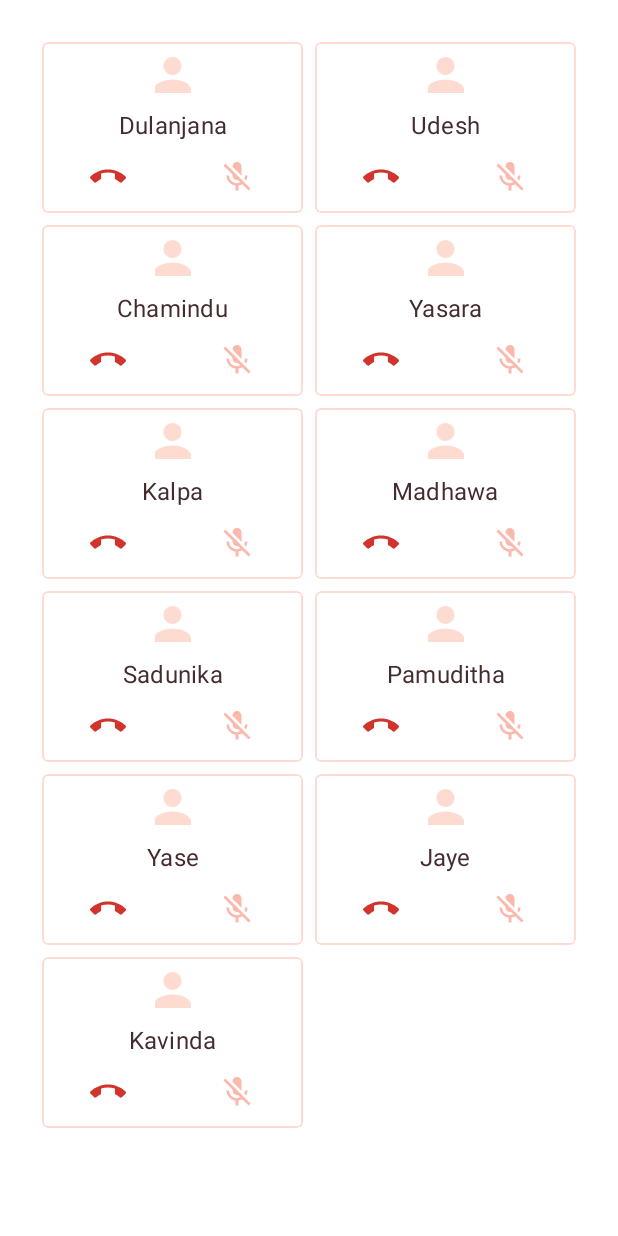
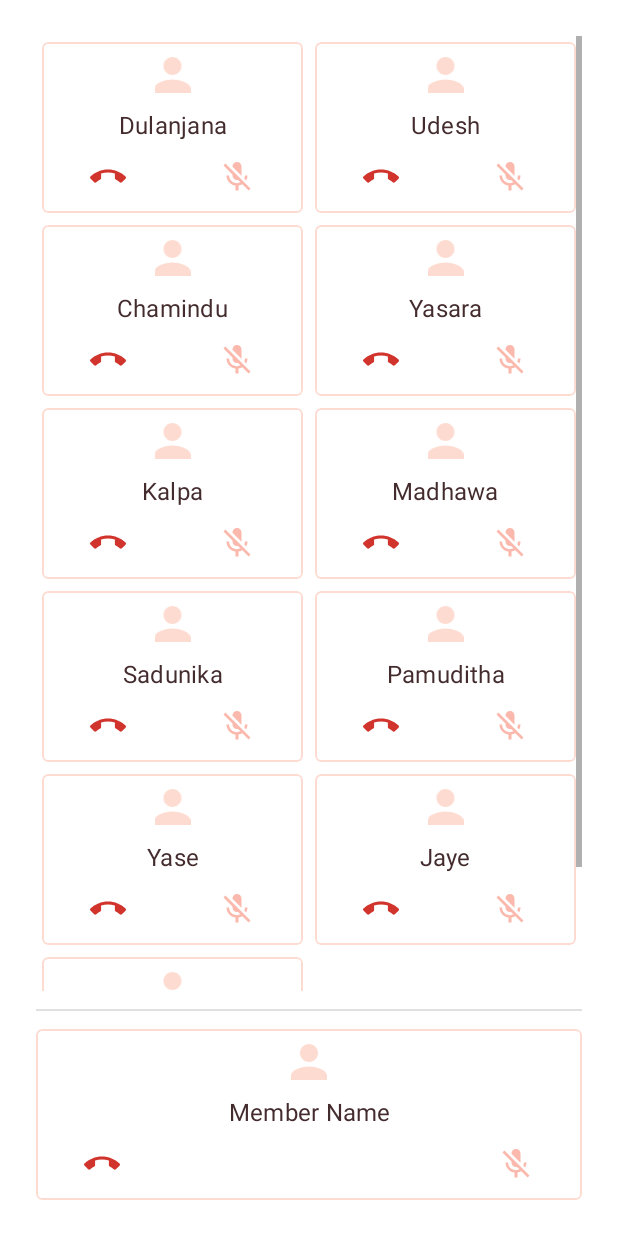
Before and after one commit to DulanjanaYasara/WiFiMeeting, an Android app: the fragment MeetingPage placed in its activity, on a phone screen of 412 x 824 dp. Run offline under Robolectric (Android 15) with nearby library versions, the phone set to English and light mode, and no system bars.

Commit message:
meeting page change

```diff
--- a/app/src/main/res/layout/meeting_page.xml
+++ b/app/src/main/res/layout/meeting_page.xml
@@ -1,19 +1,23 @@
 <?xml version="1.0" encoding="utf-8"?>
-<FrameLayout xmlns:android="http://schemas.android.com/apk/res/android"
-    xmlns:app="http://schemas.android.com/apk/res-auto"
+<RelativeLayout xmlns:android="http://schemas.android.com/apk/res/android"
+    android:layout_width="match_parent"
+    android:layout_height="match_parent"
+    android:padding="@dimen/parent_page_padding">
+
+    <FrameLayout xmlns:app="http://schemas.android.com/apk/res-auto"
         xmlns:tools="http://schemas.android.com/tools"
         android:layout_width="match_parent"
-    android:layout_height="match_parent"
-    tools:context=".page.MeetingPage"
-    android:padding="@dimen/parent_page_padding">
+        android:layout_height="fill_parent"
+        android:layout_above="@+id/border"
+        tools:context=".page.MeetingPage">
 
         <androidx.core.widget.NestedScrollView
             android:id="@+id/member_grid"
             android:layout_width="match_parent"
             android:layout_height="match_parent"
-        app:layout_behavior="@string/appbar_scrolling_view_behavior"
+            android:scrollbars="vertical"
             android:elevation="8dp"
-        >
+            app:layout_behavior="@string/appbar_scrolling_view_behavior">
 
             <androidx.recyclerview.widget.RecyclerView
                 android:id="@+id/recycler_view"
@@ -22,3 +26,23 @@
 
         </androidx.core.widget.NestedScrollView>
     </FrameLayout>
+
+    <View
+        android:id="@+id/border"
+        android:layout_width="wrap_content"
+        android:layout_height="1dp"
+        android:layout_marginTop="12dp"
+        android:layout_marginBottom="12dp"
+        android:background="@color/colorPrimary"
+        android:layout_above="@id/member_card_layout"/>
+
+    <LinearLayout
+        android:id="@+id/member_card_layout"
+        android:layout_width="wrap_content"
+        android:layout_height="wrap_content"
+        android:layout_alignParentBottom="true"
+        >
+        <include layout="@layout/member_card" />
+    </LinearLayout>
+
+</RelativeLayout>
```
Lines whose indentation alone changed are shown as unchanged.
